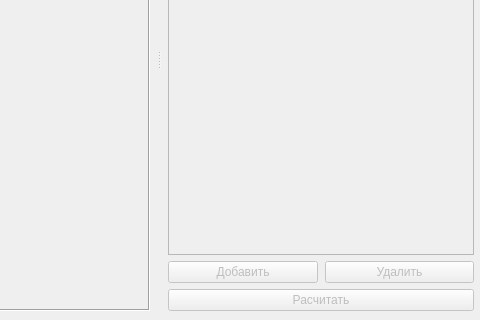
Old version of the form window/main_window/main_window.ui in the repository m3xan/Calc_gross_error; both pictures show x 359 to 839 and y 222 to 542 of the 839 by 542 pixel window.
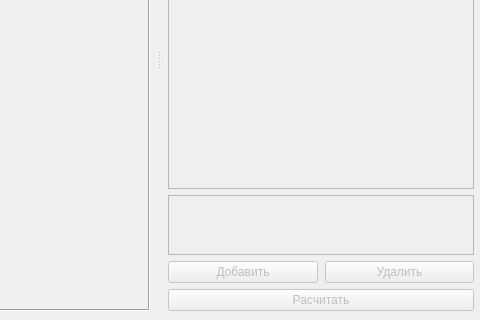
New version of the form. Icons and pictures are not drawn.

What changed in the file:
```diff
--- a/window/main_window/main_window.ui
+++ b/window/main_window/main_window.ui
@@ -187,6 +187,34 @@
        </property>
       </widget>
      </item>
+     <item>
+      <widget class="QListWidget" name="list_widget_answer">
+       <property name="enabled">
+        <bool>false</bool>
+       </property>
+       <property name="sizePolicy">
+        <sizepolicy hsizetype="Fixed" vsizetype="Expanding">
+         <horstretch>0</horstretch>
+         <verstretch>0</verstretch>
+        </sizepolicy>
+       </property>
+       <property name="minimumSize">
+        <size>
+         <width>300</width>
+         <height>0</height>
+        </size>
+       </property>
+       <property name="maximumSize">
+        <size>
+         <width>400</width>
+         <height>60</height>
+        </size>
+       </property>
+       <property name="contextMenuPolicy">
+        <enum>Qt::CustomContextMenu</enum>
+       </property>
+      </widget>
+     </item>
      <item>
       <layout class="QHBoxLayout" name="horizontalLayout_3">
        <property name="spacing">
```
Left out of the diff: 2 changed lines with no effect on the pictures.
